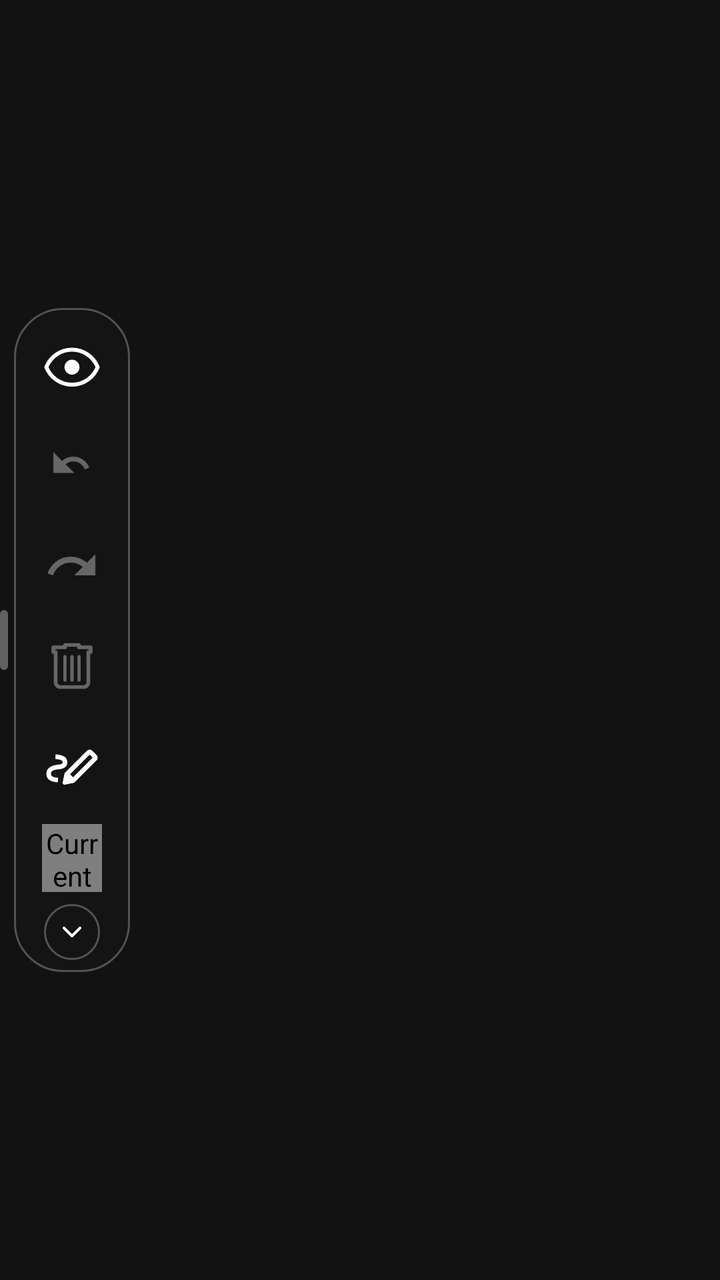
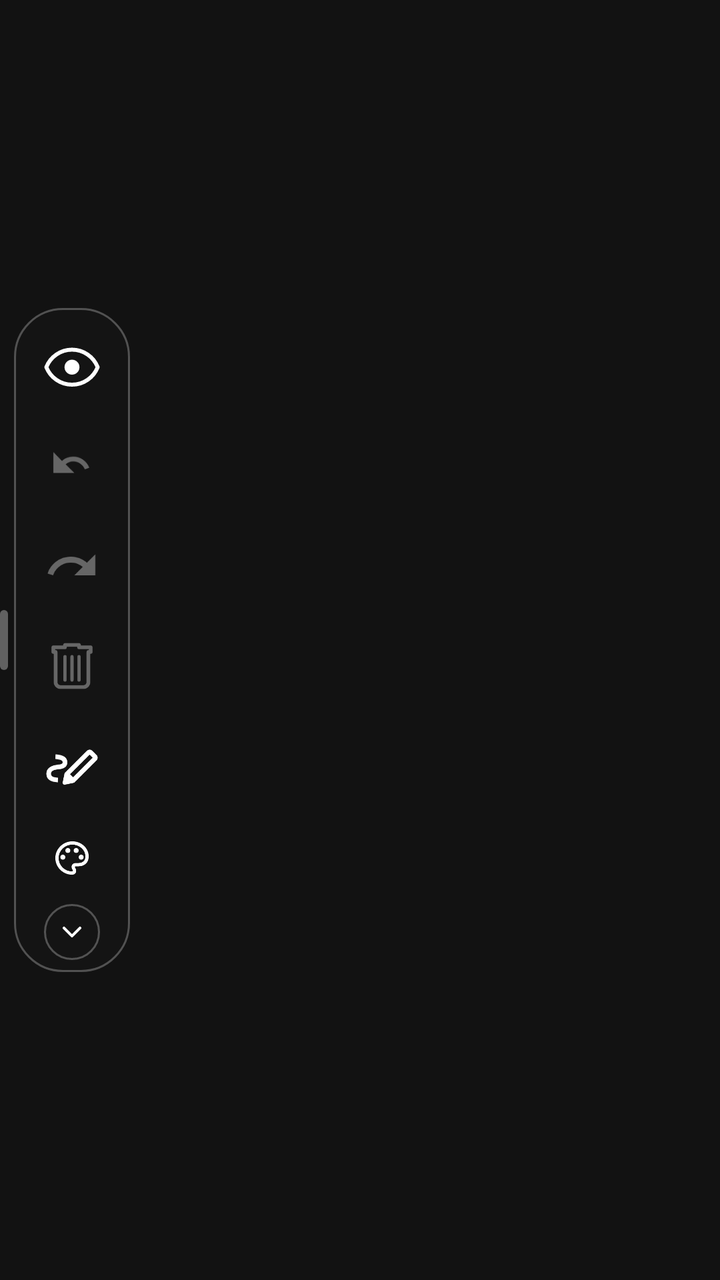

Compare the two renders of this Android layout. The source of the first and the diff that turns it into the second are given below.
<!-- AndroidManifest.xml: application theme Theme.DrawAnywhere -->
<!-- res/layout/overlay_toolbar_vertical.xml -->
<?xml version="1.0" encoding="utf-8"?>
<LinearLayout
    xmlns:android="http://schemas.android.com/apk/res/android"
    android:layout_width="wrap_content"
    android:layout_height="wrap_content"
    android:orientation="horizontal"
    android:gravity="center_vertical">

    <View
        android:layout_width="4dp"
        android:layout_height="30dp"
        android:background="@drawable/bg_grip_handle"
        android:layout_marginEnd="3dp" />

    <LinearLayout
        android:id="@+id/toolbar_content_col"
        android:layout_width="wrap_content"
        android:layout_height="wrap_content"
        android:orientation="vertical"
        android:gravity="center_horizontal"
        android:background="@drawable/bg_toolbar"
        android:paddingStart="4dp"
        android:paddingEnd="4dp"
        android:paddingTop="4dp"
        android:paddingBottom="4dp"
        android:elevation="8dp">

        <ImageView
            android:id="@+id/btn_hide"
            android:layout_width="50dp"
            android:layout_height="50dp"
            android:padding="11dp"
            android:src="@drawable/ic_eye"
            android:tint="@color/toolbar_icon_default"
            android:scaleType="fitCenter"
            android:background="@android:color/transparent"
            android:clickable="true"
            android:focusable="true"
            android:contentDescription="@string/cd_btn_hide" />

        <ImageView
            android:id="@+id/btn_undo"
            android:layout_width="50dp"
            android:layout_height="50dp"
            android:padding="11dp"
            android:src="@drawable/ic_undo"
            android:tint="@color/toolbar_icon_default"
            android:scaleType="fitCenter"
            android:background="@android:color/transparent"
            android:clickable="true"
            android:focusable="true"
            android:alpha="0.35"
            android:enabled="false"
            android:contentDescription="@string/cd_btn_undo" />

        <ImageView
            android:id="@+id/btn_redo"
            android:layout_width="50dp"
            android:layout_height="50dp"
            android:padding="11dp"
            android:src="@drawable/ic_redo"
            android:tint="@color/toolbar_icon_default"
            android:scaleType="fitCenter"
            android:background="@android:color/transparent"
            android:clickable="true"
            android:focusable="true"
            android:alpha="0.35"
            android:enabled="false"
            android:contentDescription="Redo" />

        <ImageView
            android:id="@+id/btn_clear"
            android:layout_width="50dp"
            android:layout_height="50dp"
            android:padding="11dp"
            android:src="@drawable/ic_trash"
            android:tint="@color/toolbar_icon_default"
            android:scaleType="fitCenter"
            android:background="@android:color/transparent"
            android:clickable="true"
            android:focusable="true"
            android:alpha="0.35"
            android:enabled="false"
            android:contentDescription="@string/cd_btn_clear" />

        <ImageView
            android:id="@+id/btn_tools"
            android:layout_width="50dp"
            android:layout_height="50dp"
            android:padding="11dp"
            android:src="@drawable/ic_pen"
            android:tint="@color/toolbar_icon_default"
            android:scaleType="fitCenter"
            android:background="@android:color/transparent"
            android:clickable="true"
            android:focusable="true"
            android:contentDescription="@string/cd_btn_tools" />

        <com.drawanywhere.app.ColorDropView
            android:id="@+id/view_color_dot"
            android:layout_width="30dp"
            android:layout_height="34dp"
            android:layout_marginTop="4dp"
            android:layout_marginBottom="4dp"
            android:clickable="true"
            android:focusable="true"
            android:contentDescription="@string/cd_color_dot" />

        
        <FrameLayout
            android:id="@+id/btn_collapse_arrow_container"
            android:layout_width="28dp"
            android:layout_height="28dp"
            android:layout_marginTop="2dp"
            android:layout_marginBottom="2dp"
            android:background="@drawable/bg_collapse_pill">
            <ImageView
                android:id="@+id/btn_collapse_arrow"
                android:layout_width="match_parent"
                android:layout_height="match_parent"
                android:padding="6dp"
                android:src="@drawable/ic_chevron_down"
                android:tint="@color/toolbar_icon_default"
                android:scaleType="fitCenter"
                android:clickable="true"
                android:focusable="true"
                android:contentDescription="@string/cd_btn_collapse" />
        </FrameLayout>

        <View
            android:id="@+id/toolbar_divider"
            android:layout_width="26dp"
            android:layout_height="1dp"
            android:background="@color/toolbar_divider"
            android:layout_marginTop="2dp"
            android:layout_marginBottom="2dp"
            android:visibility="gone" />

        <ScrollView
            android:id="@+id/toolbar_scroll_container"
            android:layout_width="wrap_content"
            android:layout_height="wrap_content"
            android:scrollbars="none"
            android:overScrollMode="never"
            android:requiresFadingEdge="vertical"
            android:fadingEdgeLength="@dimen/toolbar_fading_edge_length"
            android:visibility="gone">

            <LinearLayout
                android:id="@+id/toolbar_scroll_inner"
                android:layout_width="wrap_content"
                android:layout_height="wrap_content"
                android:orientation="vertical"
                android:gravity="center_horizontal">

                <ImageView
                    android:id="@+id/btn_add_image"
                    android:layout_width="50dp"
                    android:layout_height="50dp"
                    android:padding="11dp"
                    android:src="@drawable/ic_image"
                    android:tint="@color/toolbar_icon_default"
                    android:scaleType="fitCenter"
                    android:background="@android:color/transparent"
                    android:clickable="true"
                    android:focusable="true"
                    android:contentDescription="@string/cd_btn_image" />

                <ImageView
                    android:id="@+id/btn_finger"
                    android:layout_width="50dp"
                    android:layout_height="50dp"
                    android:padding="11dp"
                    android:src="@drawable/ic_finger"
                    android:tint="@color/toolbar_icon_default"
                    android:scaleType="fitCenter"
                    android:background="@android:color/transparent"
                    android:clickable="true"
                    android:focusable="true"
                    android:contentDescription="@string/cd_btn_finger" />

                <ImageView
                    android:id="@+id/btn_settings"
                    android:layout_width="50dp"
                    android:layout_height="50dp"
                    android:padding="11dp"
                    android:src="@drawable/ic_settings"
                    android:tint="@color/toolbar_icon_default"
                    android:scaleType="fitCenter"
                    android:background="@android:color/transparent"
                    android:clickable="true"
                    android:focusable="true"
                    android:contentDescription="@string/cd_btn_settings" />

            </LinearLayout>
        </ScrollView>

    </LinearLayout>

</LinearLayout>
<!-- resources referenced by this layout -->
<resources>
  <color name="toolbar_divider">#44FFFFFF</color>
  <color name="toolbar_icon_default">#FFFFFFFF</color>
  <dimen name="toolbar_fading_edge_length">18dp</dimen>
  <!-- drawable bg_collapse_pill (drawable) -->
  <?xml version="1.0" encoding="utf-8"?>
  <shape xmlns:android="http://schemas.android.com/apk/res/android"
      android:shape="oval">
      <solid android:color="@color/toolbar_bg" />
      <stroke
          android:width="1dp"
          android:color="@color/toolbar_divider" />
  </shape>
  <!-- drawable bg_grip_handle (drawable) -->
  <?xml version="1.0" encoding="utf-8"?>
  <shape xmlns:android="http://schemas.android.com/apk/res/android"
      android:shape="rectangle">
      <solid android:color="#55FFFFFF" />
      <corners android:radius="3dp" />
  </shape>
  <!-- drawable bg_toolbar (drawable) -->
  <?xml version="1.0" encoding="utf-8"?>
  <shape xmlns:android="http://schemas.android.com/apk/res/android"
      android:shape="rectangle">
  
      <solid android:color="@color/toolbar_bg" />
  
      <corners android:radius="24dp" />
  
      <stroke
          android:width="1dp"
          android:color="@color/toolbar_divider" />
  
  </shape>
  <string name="cd_btn_clear">Clear canvas</string>
  <string name="cd_btn_collapse">Collapse or expand toolbar</string>
  <string name="cd_btn_finger">Toggle touch pass-through</string>
  <string name="cd_btn_hide">Hide or show canvas</string>
  <string name="cd_btn_image">Add image from gallery</string>
  <string name="cd_btn_settings">Open settings</string>
  <string name="cd_btn_tools">Select drawing tool</string>
  <string name="cd_btn_undo">Undo last stroke</string>
  <string name="cd_color_dot">Current drawing color</string>
  <color name="toolbar_bg">#E8141414</color>
  <color name="colorPrimary">#FFB73A3A</color>
  <color name="colorPrimaryVariant">#FF8B0000</color>
  <color name="colorOnPrimary">#FFFFFFFF</color>
  <color name="colorSecondary">#FF444444</color>
  <color name="colorOnSecondary">#FFFFFFFF</color>
  <color name="colorError">#FFCF6679</color>
  <color name="colorOnError">#FF000000</color>
  <color name="colorSurface">#FF1C1C1C</color>
  <color name="colorOnSurface">#FFFFFFFF</color>
  <color name="colorBackground">#FF121212</color>
  <!-- unchanged entries left out for length: 10 -->
</resources>

<!-- the commit's change to res/layout/overlay_toolbar_vertical.xml (unified diff, before → after) -->
@@ -96,12 +96,17 @@
             android:focusable="true"
             android:contentDescription="@string/cd_btn_tools" />
 
-        <com.drawanywhere.app.ColorDropView
+        
+        <ImageView
             android:id="@+id/view_color_dot"
             android:layout_width="30dp"
             android:layout_height="34dp"
             android:layout_marginTop="4dp"
             android:layout_marginBottom="4dp"
+            android:padding="5dp"
+            android:src="@drawable/ic_palette"
+            android:scaleType="fitCenter"
+            android:background="@android:color/transparent"
             android:clickable="true"
             android:focusable="true"
             android:contentDescription="@string/cd_color_dot" />
@@ -113,7 +118,9 @@
             android:layout_height="28dp"
             android:layout_marginTop="2dp"
             android:layout_marginBottom="2dp"
-            android:background="@drawable/bg_collapse_pill">
+            android:background="@drawable/bg_collapse_pill"
+            android:clickable="true"
+            android:focusable="true">
             <ImageView
                 android:id="@+id/btn_collapse_arrow"
                 android:layout_width="match_parent"
@@ -122,8 +129,6 @@
                 android:src="@drawable/ic_chevron_down"
                 android:tint="@color/toolbar_icon_default"
                 android:scaleType="fitCenter"
-                android:clickable="true"
-                android:focusable="true"
                 android:contentDescription="@string/cd_btn_collapse" />
         </FrameLayout>
 
<!-- resource entries referenced after the edit -->
@@ -33,6 +33,17 @@
           android:color="@color/toolbar_divider" />
   
   </shape>
+  <!-- drawable ic_palette (drawable) -->
+  <?xml version="1.0" encoding="utf-8"?>
+  <vector xmlns:android="http://schemas.android.com/apk/res/android"
+      android:width="24dp"
+      android:height="24dp"
+      android:viewportWidth="960"
+      android:viewportHeight="960">
+    <path
+        android:fillColor="@android:color/white"
+        android:pathData="M480,880Q398,880 325,848.5Q252,817 197.5,762.5Q143,708 111.5,635Q80,562 80,480Q80,397 112.5,324Q145,251 200.5,197Q256,143 330,111.5Q404,80 488,80Q568,80 639,107.5Q710,135 763.5,183.5Q817,232 848.5,298.5Q880,365 880,442Q880,557 810,618.5Q740,680 640,680L566,680Q557,680 553.5,685Q550,690 550,696Q550,708 565,730.5Q580,753 580,782Q580,832 552.5,856Q525,880 480,880ZM303,503Q320,486 320,460Q320,434 303,417Q286,400 260,400Q234,400 217,417Q200,434 200,460Q200,486 217,503Q234,520 260,520Q286,520 303,503ZM423,343Q440,326 440,300Q440,274 423,257Q406,240 380,240Q354,240 337,257Q320,274 320,300Q320,326 337,343Q354,360 380,360Q406,360 423,343ZM623,343Q640,326 640,300Q640,274 623,257Q606,240 580,240Q554,240 537,257Q520,274 520,300Q520,326 537,343Q554,360 580,360Q606,360 623,343ZM743,503Q760,486 760,460Q760,434 743,417Q726,400 700,400Q674,400 657,417Q640,434 640,460Q640,486 657,503Q674,520 700,520Q726,520 743,503ZM480,800Q489,800 494.5,795Q500,790 500,782Q500,768 485,749Q470,730 470,692Q470,650 499,625Q528,600 570,600L640,600Q706,600 753,561.5Q800,523 800,442Q800,321 707.5,240.5Q615,160 488,160Q352,160 256,253Q160,346 160,480Q160,613 253.5,706.5Q347,800 480,800Z"/>
+  </vector>
   <string name="cd_btn_clear">Clear canvas</string>
   <string name="cd_btn_collapse">Collapse or expand toolbar</string>
   <string name="cd_btn_finger">Toggle touch pass-through</string>
